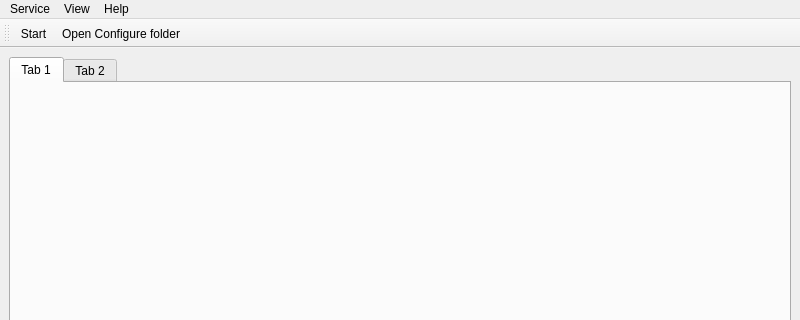
Old version of the form App/ServiceConfigure/MainWindow.ui in the repository KangLin/RabbitRemoteControl; both pictures show x 0 to 800 and y 0 to 320 of the 800 by 600 pixel window.
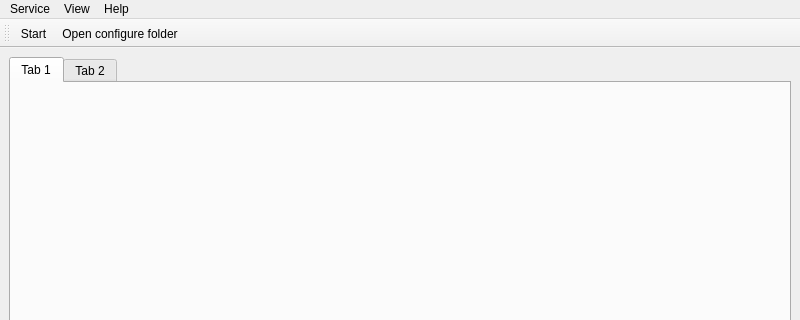
New version of the form. Icons and pictures are not drawn.

What changed in the file:
```diff
--- a/App/ServiceConfigure/MainWindow.ui
+++ b/App/ServiceConfigure/MainWindow.ui
@@ -161,7 +161,7 @@
     <iconset theme="folder-open"/>
    </property>
    <property name="text">
-    <string>Open Configure folder</string>
+    <string>Open configure folder</string>
    </property>
    <property name="toolTip">
     <string>Open configure folder</string>
```
Left out of the diff: 6 changed lines with no effect on the pictures.
